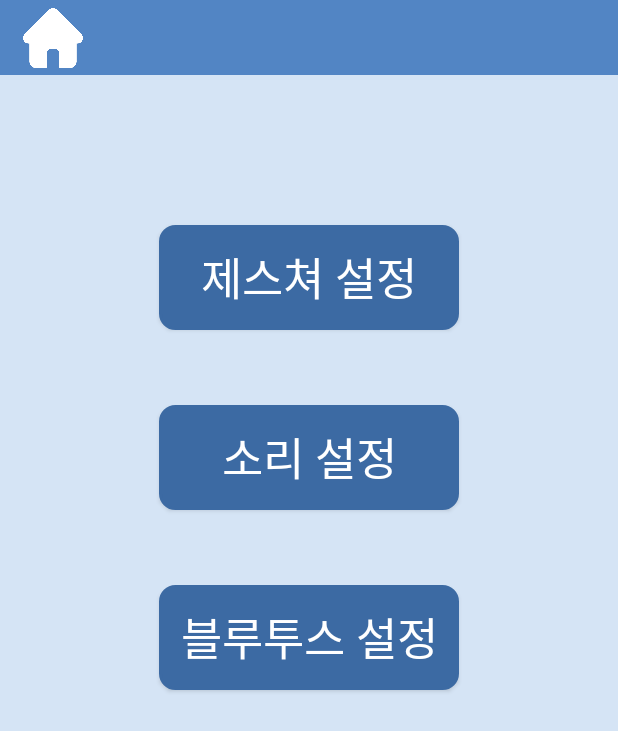
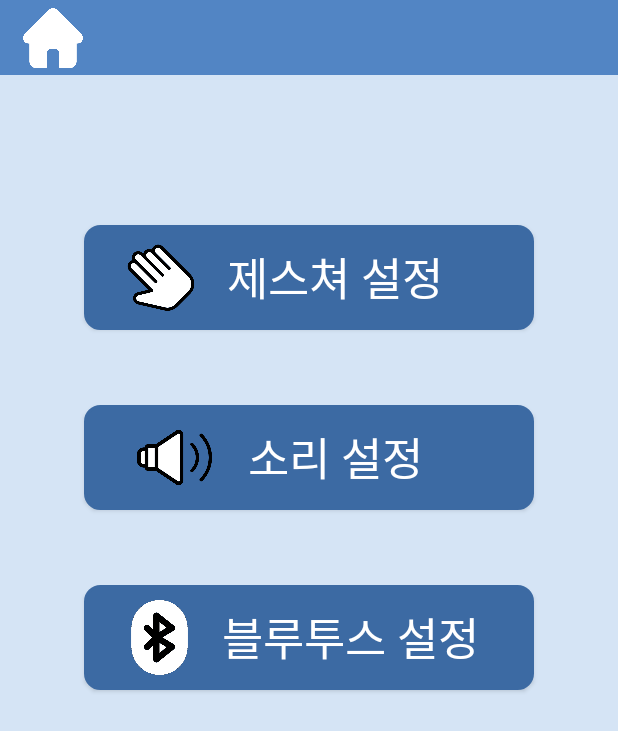
Before and after one commit to NanaYoungg/Potton, an Android app: the MenuActivity screen opened directly, with no data from a screen before it, on a phone screen of 412 x 824 dp. Shown: the top 731 px of the screen. Run offline under Robolectric (Android 15) with nearby library versions, the phone set to English and light mode, and no system bars.

Commit message:
add btn customise

```diff
--- a/app/src/main/AndroidManifest.xml
+++ b/app/src/main/AndroidManifest.xml
@@ -21,6 +21,7 @@
         <activity android:name=".MainActivity"/>
         <activity android:name=".MenuActivity"/>
         <activity android:name=".BluethoothActtivity"/>
+        <activity android:name=".SoundActivity"/>
     </application>
 
 
--- a/app/src/main/java/com/example/potton/MenuActivity.java
+++ b/app/src/main/java/com/example/potton/MenuActivity.java
@@ -21,7 +21,24 @@ public class MenuActivity extends AppCompatActivity {
         getWindow().setFlags(WindowManager.LayoutParams.FLAG_FULLSCREEN,WindowManager.LayoutParams.FLAG_FULLSCREEN);
         setContentView(R.layout.activity_menu);
         Button blueMenuBtn = (Button)findViewById(R.id.menu_bluetooth_setting);
-        //세팅 메뉴 이동
+        Button soundMenuBtn = (Button)findViewById(R.id.menu_sound_setting);
+        ImageButton homeBtn = (ImageButton)findViewById(R.id.home_btn);
+
+        //홈 이동
+        homeBtn.setOnClickListener(new View.OnClickListener() {
+            @Override
+            public void onClick(View view) {
+                Intent intent = new Intent(
+                        getApplicationContext(),
+                        MainActivity.class);
+                startActivity(intent);
+                overridePendingTransition(R.anim.fade_in, R.anim.fade_out);
+            }
+        });
+
+
+
+        //블루투스 세팅 이동
         blueMenuBtn.setOnClickListener(new View.OnClickListener() {
             @Override
             public void onClick(View view) {
@@ -29,7 +46,19 @@ public class MenuActivity extends AppCompatActivity {
                         getApplicationContext(),
                         BluethoothActtivity.class);
                 startActivity(intent);
-                overridePendingTransition(R.anim.fade_in, R.anim.fade_out);
+
+            }
+        });
+
+        //소리 세팅 이동
+        soundMenuBtn.setOnClickListener(new View.OnClickListener() {
+            @Override
+            public void onClick(View view) {
+                Intent intent = new Intent(
+                        getApplicationContext(),
+                        SoundActivity.class);
+                startActivity(intent);
+
             }
         });
 
--- /dev/null
+++ b/app/src/main/res/drawable/bluethooth_image_customise.xml
@@ -0,0 +1,8 @@
+<?xml version="1.0" encoding="utf-8"?>
+<layer-list xmlns:android="http://schemas.android.com/apk/res/android">
+    <item
+        android:drawable="@drawable/bluetooth"
+        android:width="50dp"
+        android:height="50dp"
+        />
+</layer-list>
--- /dev/null
+++ b/app/src/main/res/drawable/hand_image_customise.xml
@@ -0,0 +1,8 @@
+<?xml version="1.0" encoding="utf-8"?>
+<layer-list xmlns:android="http://schemas.android.com/apk/res/android">
+    <item
+        android:drawable="@drawable/hand"
+        android:width="50dp"
+        android:height="50dp"
+        />
+</layer-list>
--- /dev/null
+++ b/app/src/main/res/drawable/sound_image_customise.xml
@@ -0,0 +1,8 @@
+<?xml version="1.0" encoding="utf-8"?>
+<layer-list xmlns:android="http://schemas.android.com/apk/res/android">
+    <item
+        android:drawable="@drawable/speakers"
+        android:width="50dp"
+        android:height="50dp"
+        />
+</layer-list>
--- a/app/src/main/res/layout/activity_menu.xml
+++ b/app/src/main/res/layout/activity_menu.xml
@@ -5,13 +5,6 @@
     xmlns:app="http://schemas.android.com/apk/res-auto"
     android:background="@color/colorMain">
 
-    <ImageView
-        android:layout_width="30dp"
-        android:layout_height="30dp"
-        android:background="@drawable/hand"
-        app:layout_constraintTop_toTopOf="@id/menu_guesture_setting"
-        app:layout_constraintLeft_toLeftOf="@id/menu_guesture_setting"
-        />
 
     <ImageView
         android:id="@+id/tool_bar"
@@ -21,8 +14,9 @@
         app:layout_constraintLeft_toLeftOf="parent"
         android:background="@color/colorSlapsh"
         />
+
     <ImageButton
-        android:id="@+id/back_btn"
+        android:id="@+id/home_btn"
         android:layout_width="40dp"
         android:layout_height="40dp"
         android:background="@drawable/home"
@@ -34,39 +28,49 @@
 
     <Button
         android:id="@+id/menu_guesture_setting"
-        android:layout_width="200dp"
+        android:layout_width="300dp"
         android:layout_height="70dp"
         app:layout_constraintTop_toBottomOf="@id/tool_bar"
         app:layout_constraintRight_toRightOf="@id/tool_bar"
         app:layout_constraintLeft_toLeftOf="@id/tool_bar"
         android:background="@drawable/menu_btn"
         android:layout_marginTop="100dp"
+        android:drawableLeft="@drawable/hand_image_customise"
+        android:drawablePadding="-40dp"
+        android:paddingLeft="25dp"
         android:text="@string/guesture_setting"
         style="@style/MenuBtn"
         />
 
+
     <Button
         android:id="@+id/menu_sound_setting"
-        android:layout_width="200dp"
+        android:layout_width="300dp"
         android:layout_height="70dp"
         app:layout_constraintTop_toBottomOf="@id/menu_guesture_setting"
         app:layout_constraintRight_toRightOf="@id/menu_guesture_setting"
         app:layout_constraintLeft_toLeftOf="@id/menu_guesture_setting"
         android:background="@drawable/menu_btn"
         android:layout_marginTop="50dp"
+        android:drawableLeft="@drawable/sound_image_customise"
+        android:drawablePadding="-50dp"
+        android:paddingLeft="35dp"
         android:text="@string/sound_setting"
         style="@style/MenuBtn"
         />
 
     <Button
         android:id="@+id/menu_bluetooth_setting"
-        android:layout_width="200dp"
+        android:layout_width="300dp"
         android:layout_height="70dp"
         app:layout_constraintTop_toBottomOf="@id/menu_sound_setting"
         app:layout_constraintRight_toRightOf="@id/menu_sound_setting"
         app:layout_constraintLeft_toLeftOf="@id/menu_sound_setting"
         android:background="@drawable/menu_btn"
         android:layout_marginTop="50dp"
+        android:drawableLeft="@drawable/bluethooth_image_customise"
+        android:drawablePadding="-20dp"
+        android:paddingLeft="25dp"
         android:text="@string/bluetooth_strring"
         style="@style/MenuBtn"
         />
```
Also changed, not shown: app/src/main/java/com/example/potton/BluethoothActtivity.java (+6 -1 lines), app/src/main/java/com/example/potton/SoundActivity.java (added, +36 -0 lines), app/src/main/res/layout/activity_bluetooth.xml (+10 -0 lines), app/src/main/res/layout/activity_sound.xml (+35 -3 lines), app/src/main/res/values/styles.xml (+7 -0 lines).
